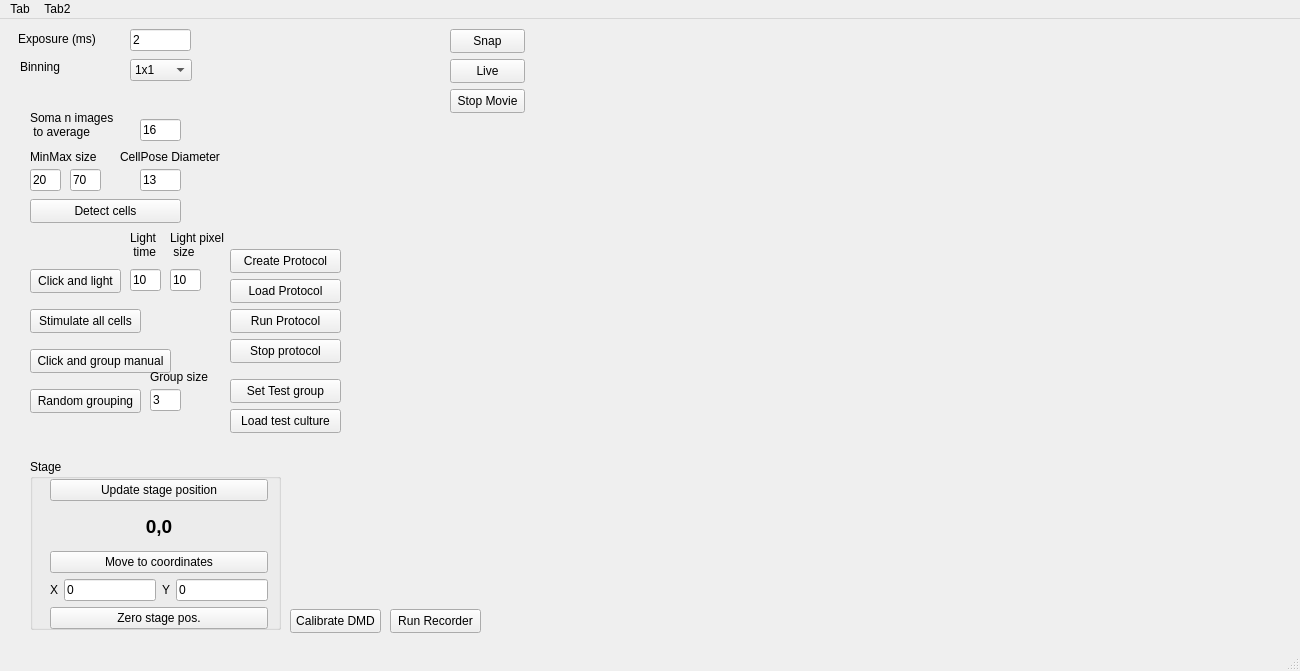
Above: MainGUI/form.ui from Katzyon/QT_QUI before the change. Below: the same form after it.
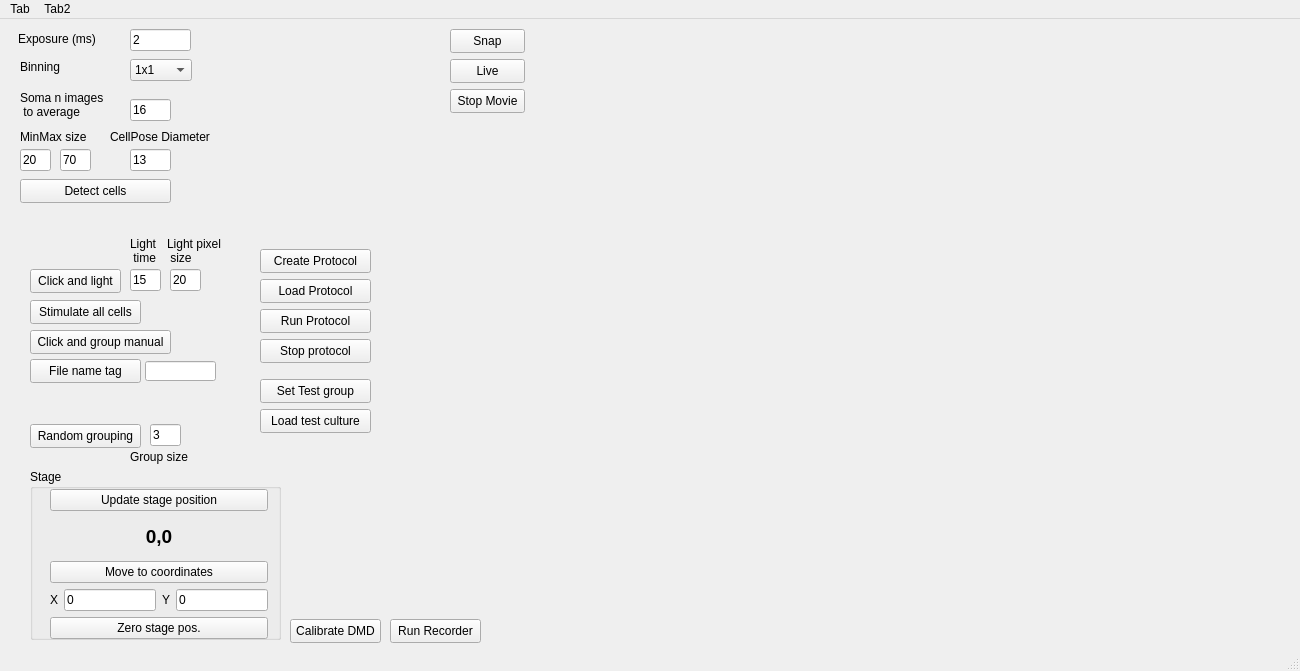
That is the form after the change. Custom widgets are drawn as their Qt base class.

The edit to the form file:
```diff
--- a/MainGUI/form.ui
+++ b/MainGUI/form.ui
@@ -54,7 +54,7 @@
     <property name="geometry">
      <rect>
       <x>290</x>
-      <y>590</y>
+      <y>600</y>
       <width>91</width>
       <height>24</height>
      </rect>
@@ -154,8 +154,8 @@
    <widget class="QLabel" name="label_3">
     <property name="geometry">
      <rect>
-      <x>30</x>
-      <y>90</y>
+      <x>20</x>
+      <y>70</y>
       <width>91</width>
       <height>31</height>
      </rect>
@@ -168,8 +168,8 @@
    <widget class="QLineEdit" name="nAverage">
     <property name="geometry">
      <rect>
-      <x>140</x>
-      <y>100</y>
+      <x>130</x>
+      <y>80</y>
       <width>41</width>
       <height>22</height>
      </rect>
@@ -184,8 +184,8 @@
    <widget class="QPushButton" name="detectCells">
     <property name="geometry">
      <rect>
-      <x>30</x>
-      <y>180</y>
+      <x>20</x>
+      <y>160</y>
       <width>151</width>
       <height>24</height>
      </rect>
@@ -200,8 +200,8 @@
    <widget class="QLabel" name="label_4">
     <property name="geometry">
      <rect>
-      <x>30</x>
-      <y>130</y>
+      <x>20</x>
+      <y>110</y>
       <width>81</width>
       <height>16</height>
      </rect>
@@ -213,8 +213,8 @@
    <widget class="QLineEdit" name="minsize">
     <property name="geometry">
      <rect>
-      <x>30</x>
-      <y>150</y>
+      <x>20</x>
+      <y>130</y>
       <width>31</width>
       <height>22</height>
      </rect>
@@ -226,8 +226,8 @@
    <widget class="QLineEdit" name="maxsize">
     <property name="geometry">
      <rect>
-      <x>70</x>
-      <y>150</y>
+      <x>60</x>
+      <y>130</y>
       <width>31</width>
       <height>22</height>
      </rect>
@@ -240,7 +240,7 @@
     <property name="geometry">
      <rect>
       <x>30</x>
-      <y>290</y>
+      <y>281</y>
       <width>111</width>
       <height>24</height>
      </rect>
@@ -256,7 +256,7 @@
     <property name="geometry">
      <rect>
       <x>30</x>
-      <y>330</y>
+      <y>311</y>
       <width>141</width>
       <height>24</height>
      </rect>
@@ -274,8 +274,8 @@
    <widget class="QLabel" name="label_5">
     <property name="geometry">
      <rect>
-      <x>120</x>
-      <y>130</y>
+      <x>110</x>
+      <y>110</y>
       <width>111</width>
       <height>16</height>
      </rect>
@@ -287,8 +287,8 @@
    <widget class="QLineEdit" name="cellpose_diameter">
     <property name="geometry">
      <rect>
-      <x>140</x>
-      <y>150</y>
+      <x>130</x>
+      <y>130</y>
       <width>41</width>
       <height>22</height>
      </rect>
@@ -301,7 +301,7 @@
     <property name="geometry">
      <rect>
       <x>30</x>
-      <y>370</y>
+      <y>405</y>
       <width>111</width>
       <height>24</height>
      </rect>
@@ -314,7 +314,7 @@
     <property name="geometry">
      <rect>
       <x>150</x>
-      <y>370</y>
+      <y>405</y>
       <width>31</width>
       <height>22</height>
      </rect>
@@ -326,8 +326,8 @@
    <widget class="QLabel" name="label_6">
     <property name="geometry">
      <rect>
-      <x>150</x>
-      <y>350</y>
+      <x>130</x>
+      <y>430</y>
       <width>61</width>
       <height>16</height>
      </rect>
@@ -339,7 +339,7 @@
    <widget class="QPushButton" name="createProtocol">
     <property name="geometry">
      <rect>
-      <x>230</x>
+      <x>260</x>
       <y>230</y>
       <width>111</width>
       <height>24</height>
@@ -352,7 +352,7 @@
    <widget class="QPushButton" name="loadProtocol">
     <property name="geometry">
      <rect>
-      <x>230</x>
+      <x>260</x>
       <y>260</y>
       <width>111</width>
       <height>24</height>
@@ -365,7 +365,7 @@
    <widget class="QPushButton" name="runProtocol">
     <property name="geometry">
      <rect>
-      <x>230</x>
+      <x>260</x>
       <y>290</y>
       <width>111</width>
       <height>24</height>
@@ -378,7 +378,7 @@
    <widget class="QPushButton" name="loadTest">
     <property name="geometry">
      <rect>
-      <x>230</x>
+      <x>260</x>
       <y>390</y>
       <width>111</width>
       <height>24</height>
@@ -391,7 +391,7 @@
    <widget class="QPushButton" name="stopProtocol">
     <property name="geometry">
      <rect>
-      <x>230</x>
+      <x>260</x>
       <y>320</y>
       <width>111</width>
       <height>24</height>
@@ -404,7 +404,7 @@
    <widget class="QPushButton" name="testGroup">
     <property name="geometry">
      <rect>
-      <x>230</x>
+      <x>260</x>
       <y>360</y>
       <width>111</width>
       <height>24</height>
@@ -427,14 +427,14 @@
      </rect>
     </property>
     <property name="text">
-     <string>10</string>
+     <string>20</string>
     </property>
    </widget>
    <widget class="QLabel" name="label_7">
     <property name="geometry">
      <rect>
-      <x>170</x>
-      <y>210</y>
+      <x>167</x>
+      <y>216</y>
       <width>61</width>
       <height>31</height>
      </rect>
@@ -448,7 +448,7 @@
     <property name="geometry">
      <rect>
       <x>30</x>
-      <y>440</y>
+      <y>450</y>
       <width>251</width>
       <height>171</height>
      </rect>
@@ -569,14 +569,14 @@
      </rect>
     </property>
     <property name="text">
-     <string>10</string>
+     <string>15</string>
     </property>
    </widget>
    <widget class="QLabel" name="label_10">
     <property name="geometry">
      <rect>
       <x>130</x>
-      <y>210</y>
+      <y>216</y>
       <width>31</width>
       <height>31</height>
      </rect>
@@ -590,7 +590,7 @@
     <property name="geometry">
      <rect>
       <x>390</x>
-      <y>590</y>
+      <y>600</y>
       <width>91</width>
       <height>24</height>
      </rect>
@@ -602,6 +602,40 @@
      <string>Run Recorder</string>
     </property>
    </widget>
+   <widget class="QLineEdit" name="file_tag">
+    <property name="geometry">
+     <rect>
+      <x>145</x>
+      <y>342</y>
+      <width>71</width>
+      <height>20</height>
+     </rect>
+    </property>
+    <property name="font">
+     <font>
+      <pointsize>8</pointsize>
+     </font>
+    </property>
+    <property name="text">
+     <string/>
+    </property>
+   </widget>
+   <widget class="QPushButton" name="somasStims_2">
+    <property name="geometry">
+     <rect>
+      <x>30</x>
+      <y>340</y>
+      <width>111</width>
+      <height>24</height>
+     </rect>
+    </property>
+    <property name="whatsThis">
+     <string>&lt;html&gt;&lt;head/&gt;&lt;body&gt;&lt;p&gt;Run SLM stimulation to all detected somas in the DMD_dir&lt;/p&gt;&lt;/body&gt;&lt;/html&gt;</string>
+    </property>
+    <property name="text">
+     <string>File name tag</string>
+    </property>
+   </widget>
   </widget>
   <widget class="QMenuBar" name="menubar">
    <property name="geometry">
```
